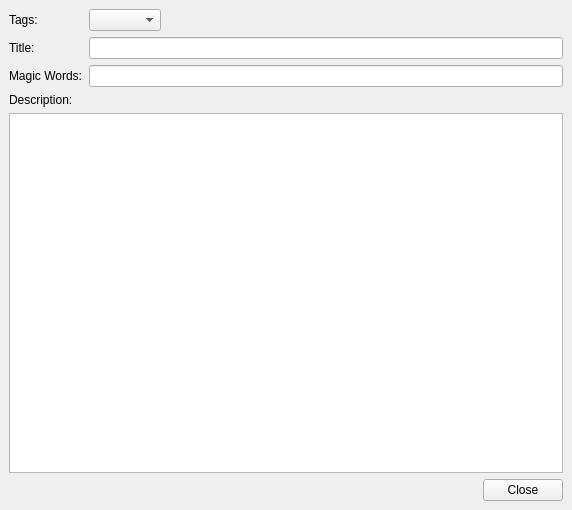
Qt form BartleBlog/ui/tags_config.ui (ralsina/ra-blog) before a commit.
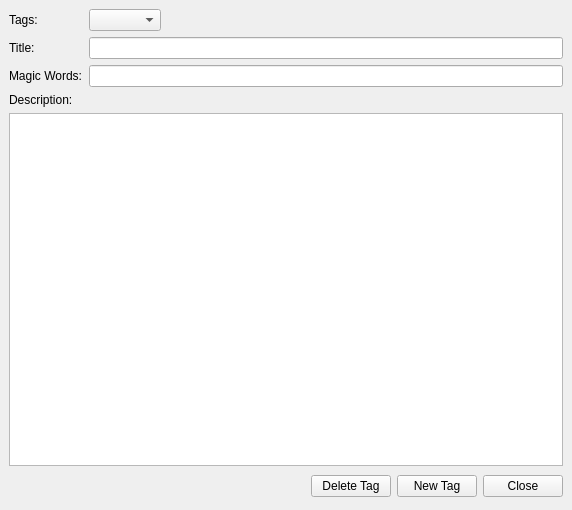
The same form after that commit.

```diff
--- a/BartleBlog/ui/tags_config.ui
+++ b/BartleBlog/ui/tags_config.ui
@@ -116,14 +116,28 @@
        </property>
        <property name="sizeHint" >
         <size>
-         <width>40</width>
-         <height>20</height>
+         <width>281</width>
+         <height>29</height>
         </size>
        </property>
       </spacer>
      </item>
      <item>
-      <widget class="QPushButton" name="pushButton" >
+      <widget class="QPushButton" name="delete" >
+       <property name="text" >
+        <string>Delete Tag</string>
+       </property>
+      </widget>
+     </item>
+     <item>
+      <widget class="QPushButton" name="new" >
+       <property name="text" >
+        <string>New Tag</string>
+       </property>
+      </widget>
+     </item>
+     <item>
+      <widget class="QPushButton" name="close" >
        <property name="text" >
         <string>Close</string>
        </property>
```
